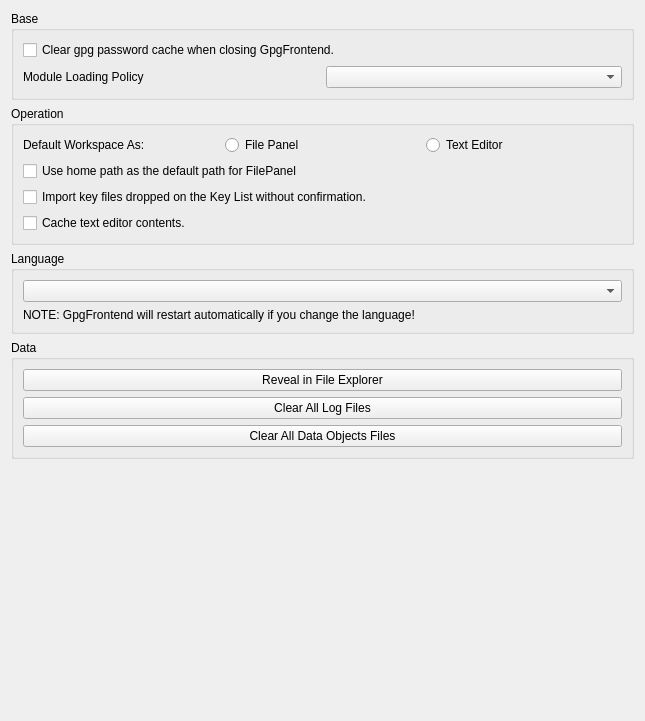
Old version of the form ui/GeneralSettings.ui in the repository samgars/GpgFrontend.
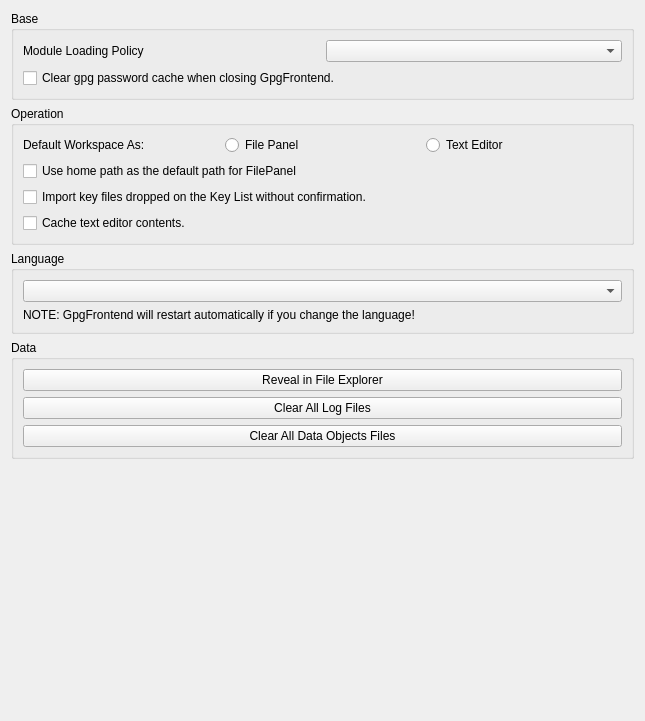
New version of the form.

Commit message: chore(ui): adjust ui components for clarity

```diff
--- a/ui/GeneralSettings.ui
+++ b/ui/GeneralSettings.ui
@@ -24,13 +24,6 @@
        <layout class="QGridLayout" name="gridLayout_3">
         <item row="0" column="0">
          <layout class="QVBoxLayout" name="verticalLayout_3">
-          <item>
-           <widget class="QCheckBox" name="clearGpgPasswordCacheCheckBox">
-            <property name="text">
-             <string>Clear gpg password cache when closing GpgFrontend.</string>
-            </property>
-           </widget>
-          </item>
           <item>
            <layout class="QHBoxLayout" name="horizontalLayout_2" stretch="0,0">
             <property name="spacing">
@@ -64,6 +57,13 @@
             </item>
            </layout>
           </item>
+          <item>
+           <widget class="QCheckBox" name="clearGpgPasswordCacheCheckBox">
+            <property name="text">
+             <string>Clear gpg password cache when closing GpgFrontend.</string>
+            </property>
+           </widget>
+          </item>
          </layout>
         </item>
        </layout>
```
